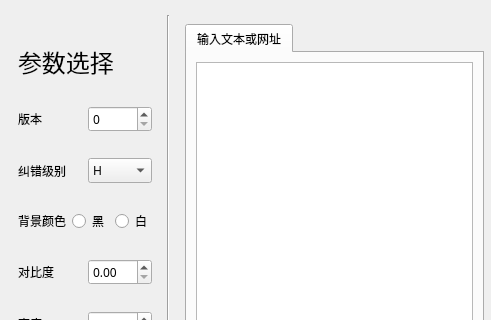
Old version of the form main_window.ui in the repository yoeelingBin/FantasticQR; both pictures show x 0 to 491 and y 0 to 320 of the 843 by 540 pixel window.
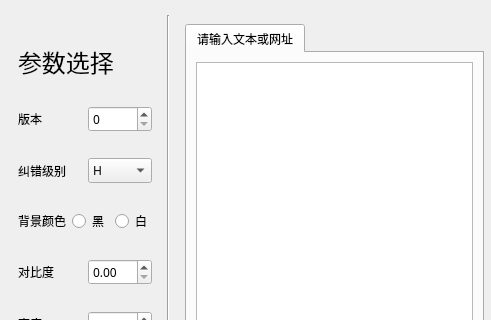
New version of the form.

```diff
--- a/main_window.ui
+++ b/main_window.ui
@@ -248,7 +248,7 @@
                  <string/>
                 </property>
                 <attribute name="title">
-                 <string>输入文本或网址</string>
+                 <string>请输入文本或网址</string>
                 </attribute>
                 <layout class="QGridLayout" name="gridLayout">
                  <item row="0" column="0">
```
